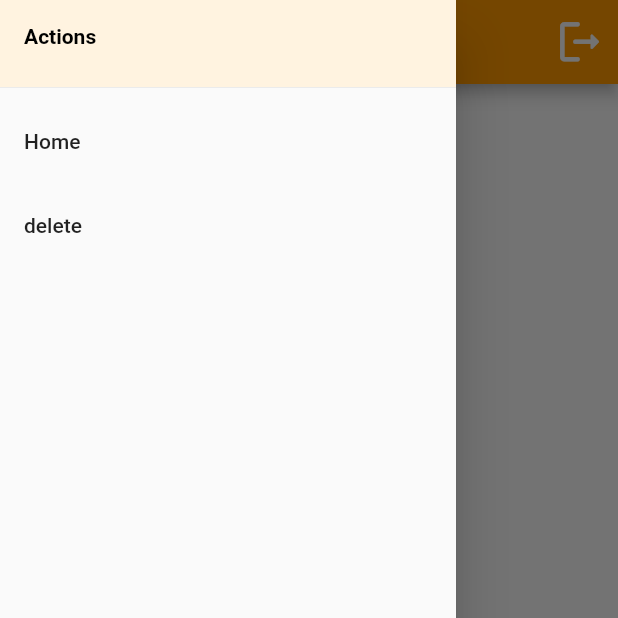
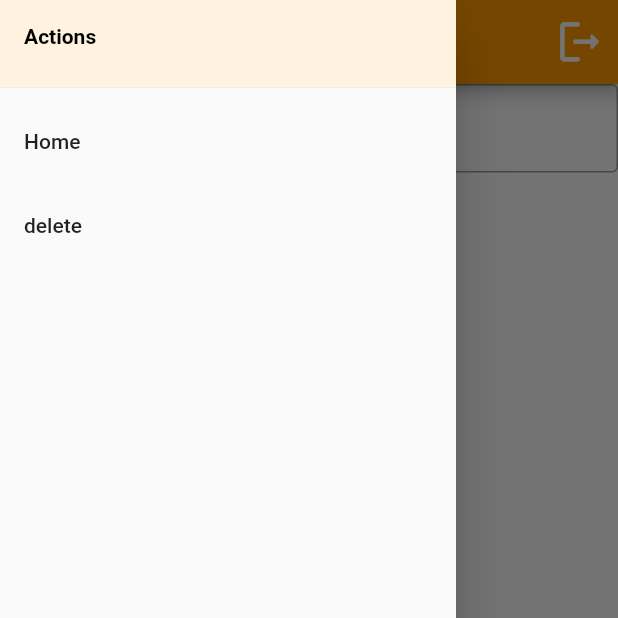
Before and after one commit to rmolabanti/r-tasks, a Flutter app: the screen it shows once a user with an empty profile is signed in, with the side drawer open, on a phone screen of 412 x 824 dp, the top half of it. Run offline on Flutter 3.47's test engine with Material 2 defaults, Android fonts, the light colour scheme and no system bars; our stand-ins replace cloud_firestore, firebase_auth, firebase_core, flutter_signin_button; missing offline and left inert: dart:html; accounts and stored records are empty; generated files the repository leaves out were written again.

Commit message:
added search

```diff
--- /dev/null
+++ b/lib/HomeScreen.dart
@@ -0,0 +1,74 @@
+import 'dart:developer';
+
+import 'package:flutter/material.dart';
+import 'package:r_tasks/task.dart';
+
+import 'TaskItemWidget.dart';
+
+class HomeScreenPage extends StatefulWidget{
+  final List<Task> tasks;
+  final void Function(Task task) onTaskChange;
+
+  const HomeScreenPage({super.key, required this.tasks, required this.onTaskChange});
+
+  @override
+  State<HomeScreenPage> createState() => _HomeScreenPageState();
+}
+
+class _HomeScreenPageState extends State<HomeScreenPage>{
+  List<Task> _filteredTasks = [];
+  final TextEditingController _searchController = TextEditingController();
+
+  void _filterTasks(String query) {
+    List<Task> filteredList = [];
+    if (query.isNotEmpty) {
+      for (var task in widget.tasks) {
+        if (task.name.toLowerCase().contains(query.toLowerCase())) {
+          filteredList.add(task);
+        }
+      }
+    } else {
+      filteredList = widget.tasks;
+    }
+    setState(() {
+      _filteredTasks = filteredList;
+    });
+  }
+
+  @override
+  void initState() {
+    super.initState();
+    _filteredTasks = widget.tasks;
+  }
+
+  @override
+  Widget build(BuildContext context) {
+    return Column(
+      children: [
+        TextField(
+          controller: _searchController,
+          onChanged: (value) {
+            log('Input $value');
+            _filterTasks(value);
+          },
+          decoration: const InputDecoration(
+            labelText: "Search tasks",
+            border: OutlineInputBorder(),
+          ),
+        ),
+        Expanded(
+          child: ListView(
+            padding: const EdgeInsets.symmetric(vertical: 8.0),
+            children: _filteredTasks.map((task) {
+              log('homeScreen > widget.tasks.map : ${task.isDone}');
+              return TaskItem(
+                task: task,
+                onTaskChanged: widget.onTaskChange,
+              );
+            }).toList(),
+          ),
+        ),
+      ],
+    );
+  }
+}
--- a/lib/r_tasks.dart
+++ b/lib/r_tasks.dart
@@ -7,7 +7,7 @@ import 'package:r_tasks/auth_service.dart';
 import 'package:r_tasks/task.dart';
 import 'package:r_tasks/tasks_dao.dart';
 
-import 'TaskItemWidget.dart';
+import 'HomeScreen.dart';
 import 'add_task_form.dart';
 
 class TasksHome extends StatelessWidget {
@@ -185,7 +185,7 @@ class _TasksPageState extends State<TasksPage> {
         controller: _pageController,
         onPageChanged: _onPageChanged,
         children: [
-          homeScreen(),
+          HomeScreenPage(tasks: tasks,onTaskChange: _handleTaskChange,),
           const StopwatchPage(),
           focusScreen(),
         ],
@@ -222,26 +222,6 @@ class _TasksPageState extends State<TasksPage> {
     );
   }
 
-  ListView homeScreen() {
-    return ListView(
-      padding: const EdgeInsets.symmetric(vertical: 8.0),
-      children: widget.tasks.map((task) {
-        log('homeScreen > widget.tasks.map : ${task.isDone}');
-        return TaskItem(
-          task: task,
-          onTaskChanged: _handleTaskChange,
-        );
-      }).toList(),
-    );
-  }
-
-  ListView timerScreen() {
-    return ListView(
-      padding: const EdgeInsets.symmetric(vertical: 8.0),
-      children: const [Text('Timer')],
-    );
-  }
-
   ListView focusScreen() {
     return ListView(
       padding: const EdgeInsets.symmetric(vertical: 8.0),
```
